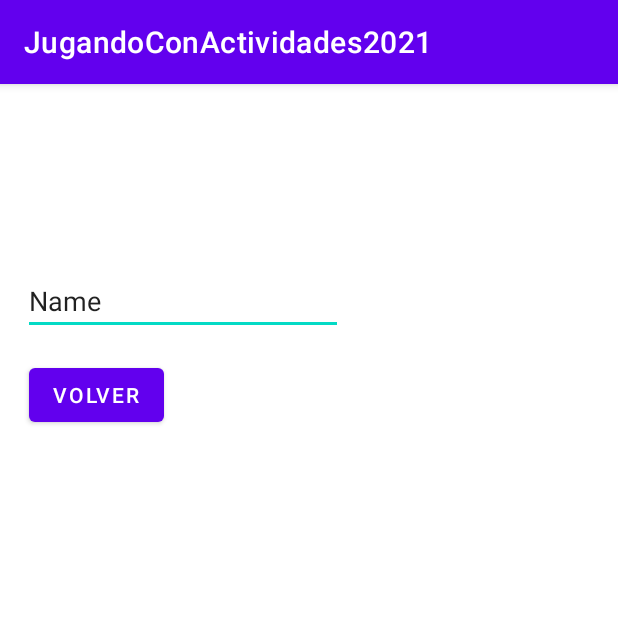
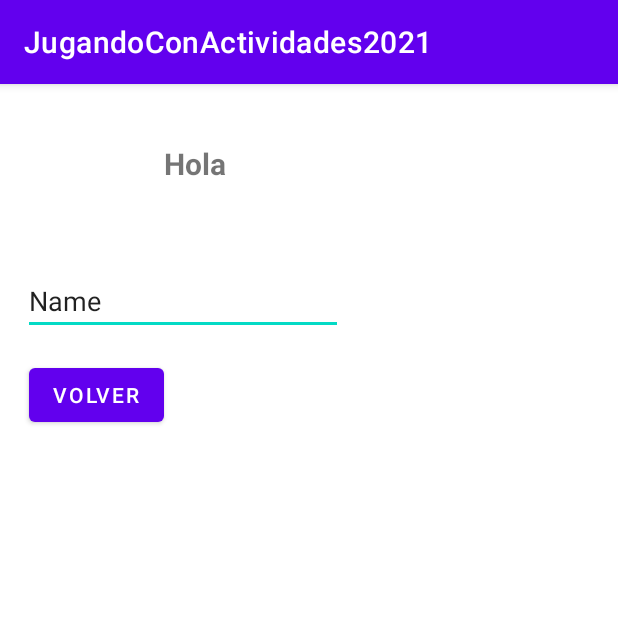
Before and after one commit to mpgprofe/JugandoConActividades2021, an Android app: the screen it shows after launch (SaludoActivity), after a tap on "LANZAR", on a phone screen of 412 x 824 dp, the top half of it. Run offline under Robolectric (Android 15) with nearby library versions, the phone set to English and light mode, and no system bars.

Commit message:
Mando valores a la nueva Activity

```diff
--- a/app/src/main/java/com/example/jugandoconactividades2021/MainActivity.java
+++ b/app/src/main/java/com/example/jugandoconactividades2021/MainActivity.java
@@ -6,19 +6,23 @@ import android.content.Intent;
 import android.os.Bundle;
 import android.view.View;
 import android.widget.Button;
+import android.widget.EditText;
 
 public class MainActivity extends AppCompatActivity {
     Button lanzar;
-
+    EditText nombre;
+    public static final String NOMBRE = "NOMBRE";
     @Override
     protected void onCreate(Bundle savedInstanceState) {
         super.onCreate(savedInstanceState);
         setContentView(R.layout.activity_main);
+        nombre = findViewById(R.id.editTextNombre);
         lanzar = findViewById(R.id.buttonLanzar);
         lanzar.setOnClickListener(new View.OnClickListener() {
             @Override
             public void onClick(View view) {
                 Intent intent = new Intent(MainActivity.this, SaludoActivity.class);
+                intent.putExtra(NOMBRE,nombre.getText().toString());
                 startActivity(intent);
             }
         });
--- a/app/src/main/java/com/example/jugandoconactividades2021/SaludoActivity.java
+++ b/app/src/main/java/com/example/jugandoconactividades2021/SaludoActivity.java
@@ -2,16 +2,28 @@ package com.example.jugandoconactividades2021;
 
 import androidx.appcompat.app.AppCompatActivity;
 
+import android.content.Intent;
 import android.os.Bundle;
 import android.view.View;
 import android.widget.Button;
+import android.widget.TextView;
 
 public class SaludoActivity extends AppCompatActivity {
 Button volver;
+TextView saludo;
     @Override
     protected void onCreate(Bundle savedInstanceState) {
         super.onCreate(savedInstanceState);
         setContentView(R.layout.activity_saludo);
+        Intent intent = getIntent();
+
+        saludo = findViewById(R.id.textViewSaludo);
+
+        String nombre = intent.getStringExtra(MainActivity.NOMBRE);
+
+        saludo.setText("Hola "+nombre);
+
+
         volver = findViewById(R.id.buttonVolver);
         volver.setOnClickListener(new View.OnClickListener() {
             @Override
--- a/app/src/main/res/layout/activity_saludo.xml
+++ b/app/src/main/res/layout/activity_saludo.xml
@@ -27,4 +27,16 @@
         android:text="Volver"
         app:layout_constraintStart_toStartOf="parent"
         app:layout_constraintTop_toBottomOf="@+id/editTextTextPersonName" />
+
+    <TextView
+        android:id="@+id/textViewSaludo"
+        android:layout_width="wrap_content"
+        android:layout_height="wrap_content"
+        android:layout_marginStart="109dp"
+        android:layout_marginTop="39dp"
+        android:text="TextView"
+        android:textSize="20sp"
+        android:textStyle="bold"
+        app:layout_constraintStart_toStartOf="parent"
+        app:layout_constraintTop_toTopOf="parent" />
 </androidx.constraintlayout.widget.ConstraintLayout>
```
Also changed, not shown: app/src/main/res/layout/activity_main.xml (+12 -0 lines).
